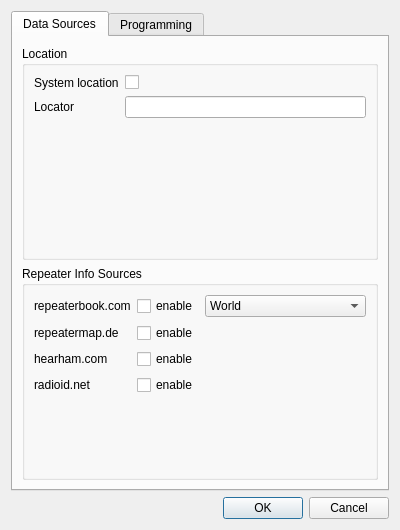
First picture: the form in src/settingsdialog.ui, repository hmatuschek/qdmr, before the edit.
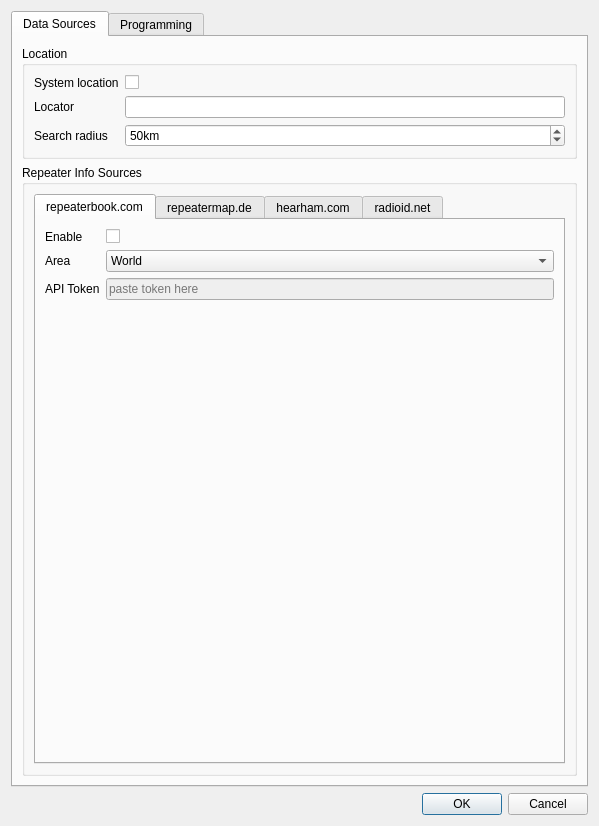
Second picture: the form after the edit.

```diff
--- a/src/settingsdialog.ui
+++ b/src/settingsdialog.ui
@@ -6,8 +6,8 @@
    <rect>
     <x>0</x>
     <y>0</y>
-    <width>400</width>
-    <height>530</height>
+    <width>599</width>
+    <height>826</height>
    </rect>
   </property>
   <property name="sizePolicy">
@@ -66,6 +66,38 @@
           <item row="1" column="1">
            <widget class="QLineEdit" name="locatorEntry"/>
           </item>
+          <item row="2" column="0">
+           <widget class="QLabel" name="label_17">
+            <property name="text">
+             <string>Search radius</string>
+            </property>
+           </widget>
+          </item>
+          <item row="2" column="1">
+           <widget class="QSpinBox" name="searchRadius">
+            <property name="toolTip">
+             <string>Some data sources require a search area specified by the location and this radius.</string>
+            </property>
+            <property name="suffix">
+             <string notr="true">km</string>
+            </property>
+            <property name="minimum">
+             <number>20</number>
+            </property>
+            <property name="maximum">
+             <number>150</number>
+            </property>
+            <property name="singleStep">
+             <number>10</number>
+            </property>
+            <property name="stepType">
+             <enum>QAbstractSpinBox::StepType::AdaptiveDecimalStepType</enum>
+            </property>
+            <property name="value">
+             <number>50</number>
+            </property>
+           </widget>
+          </item>
          </layout>
         </widget>
        </item>
@@ -80,24 +112,39 @@
          <property name="title">
           <string>Repeater Info Sources</string>
          </property>
-         <layout class="QFormLayout" name="formLayout_5">
-          <item row="1" column="0">
-           <widget class="QLabel" name="label_15">
-            <property name="text">
+         <layout class="QVBoxLayout" name="verticalLayout_4">
+          <item>
+           <widget class="QTabWidget" name="sourceTab">
+            <property name="currentIndex">
+             <number>0</number>
+            </property>
+            <widget class="QWidget" name="repeaterbookTab">
+             <attribute name="title">
              <string notr="true">repeaterbook.com</string>
+             </attribute>
+             <layout class="QFormLayout" name="formLayout_3">
+              <item row="0" column="0">
+               <widget class="QLabel" name="label_13">
+                <property name="text">
+                 <string>Enable</string>
             </property>
            </widget>
           </item>
-          <item row="1" column="1">
-           <layout class="QHBoxLayout" name="horizontalLayout">
-            <item>
+              <item row="0" column="1">
              <widget class="QCheckBox" name="repeaterBookEnable">
               <property name="text">
-               <string>enable</string>
+                 <string/>
               </property>
              </widget>
             </item>
-            <item>
+              <item row="1" column="0">
+               <widget class="QLabel" name="label_12">
+                <property name="text">
+                 <string>Area</string>
+                </property>
+               </widget>
+              </item>
+              <item row="1" column="1">
              <widget class="QComboBox" name="repeaterBookRegion">
               <property name="sizePolicy">
                <sizepolicy hsizetype="MinimumExpanding" vsizetype="Fixed">
@@ -117,48 +164,108 @@
               </item>
              </widget>
             </item>
-           </layout>
-          </item>
           <item row="2" column="0">
-           <widget class="QLabel" name="label_16">
+               <widget class="QLabel" name="label_15">
             <property name="text">
+                 <string>API Token</string>
+                </property>
+               </widget>
+              </item>
+              <item row="2" column="1">
+               <widget class="QLineEdit" name="repeaterBookAPIToken">
+                <property name="enabled">
+                 <bool>false</bool>
+                </property>
+                <property name="echoMode">
+                 <enum>QLineEdit::EchoMode::PasswordEchoOnEdit</enum>
+                </property>
+                <property name="placeholderText">
+                 <string>paste token here</string>
+                </property>
+               </widget>
+              </item>
+             </layout>
+            </widget>
+            <widget class="QWidget" name="repeaterMapTab">
+             <attribute name="title">
              <string notr="true">repeatermap.de</string>
+             </attribute>
+             <layout class="QFormLayout" name="formLayout_6">
+              <item row="0" column="0">
+               <widget class="QLabel" name="label_20">
+                <property name="text">
+                 <string>Enable</string>
             </property>
            </widget>
           </item>
-          <item row="2" column="1">
+              <item row="0" column="1">
            <widget class="QCheckBox" name="repeaterMapEnable">
             <property name="text">
-             <string>enable</string>
+                 <string/>
             </property>
            </widget>
           </item>
-          <item row="3" column="0">
-           <widget class="QLabel" name="label_17">
+              <item row="1" column="0">
+               <widget class="QLabel" name="label_21">
             <property name="text">
+                 <string>API Token</string>
+                </property>
+               </widget>
+              </item>
+              <item row="1" column="1">
+               <widget class="QLineEdit" name="repeatermapAPIToken">
+                <property name="echoMode">
+                 <enum>QLineEdit::EchoMode::PasswordEchoOnEdit</enum>
+                </property>
+                <property name="placeholderText">
+                 <string>paste token here</string>
+                </property>
+               </widget>
+              </item>
+             </layout>
+            </widget>
+            <widget class="QWidget" name="hearhamTab">
+             <attribute name="title">
              <string notr="true">hearham.com</string>
+             </attribute>
+             <layout class="QFormLayout" name="formLayout_7">
+              <item row="0" column="0">
+               <widget class="QLabel" name="label_22">
+                <property name="text">
+                 <string>Enable</string>
             </property>
            </widget>
           </item>
-          <item row="3" column="1">
+              <item row="0" column="1">
            <widget class="QCheckBox" name="hearhamEnable">
             <property name="text">
-             <string>enable</string>
+                 <string/>
             </property>
            </widget>
           </item>
-          <item row="4" column="0">
-           <widget class="QLabel" name="label_18">
-            <property name="text">
+             </layout>
+            </widget>
+            <widget class="QWidget" name="radioidnetTab">
+             <attribute name="title">
              <string notr="true">radioid.net</string>
+             </attribute>
+             <layout class="QFormLayout" name="formLayout_8">
+              <item row="0" column="0">
+               <widget class="QLabel" name="label_16">
+                <property name="text">
+                 <string>Enable</string>
             </property>
            </widget>
           </item>
-          <item row="4" column="1">
+              <item row="0" column="1">
            <widget class="QCheckBox" name="radioIdEnable">
             <property name="text">
-             <string>enable</string>
-            </property>
+                 <string/>
+                </property>
+               </widget>
+              </item>
+             </layout>
+            </widget>
            </widget>
           </item>
          </layout>
```
Lines whose indentation alone changed are shown as unchanged.
